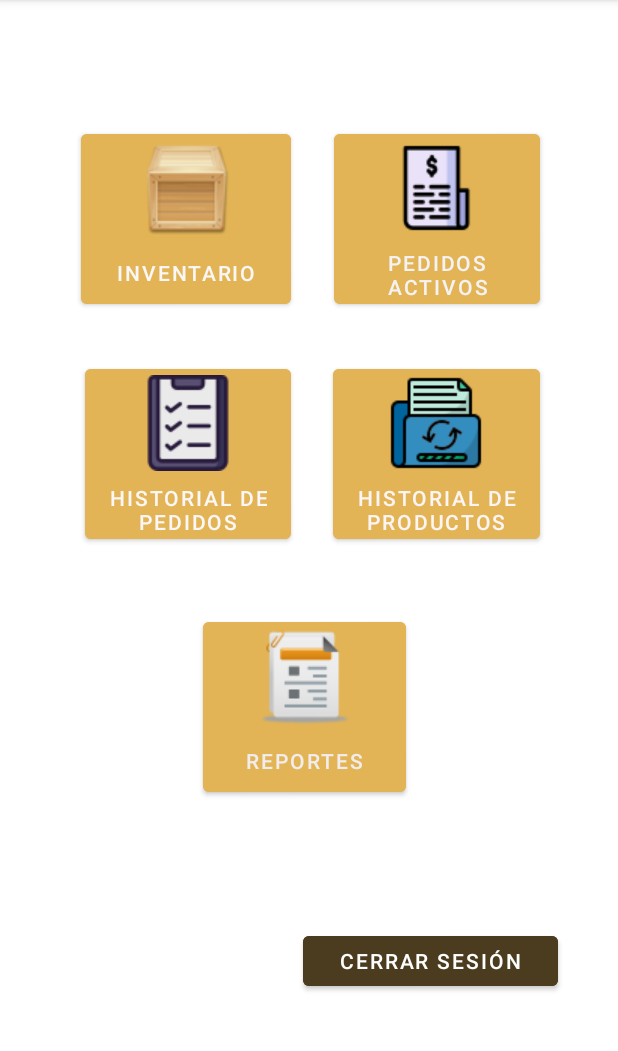
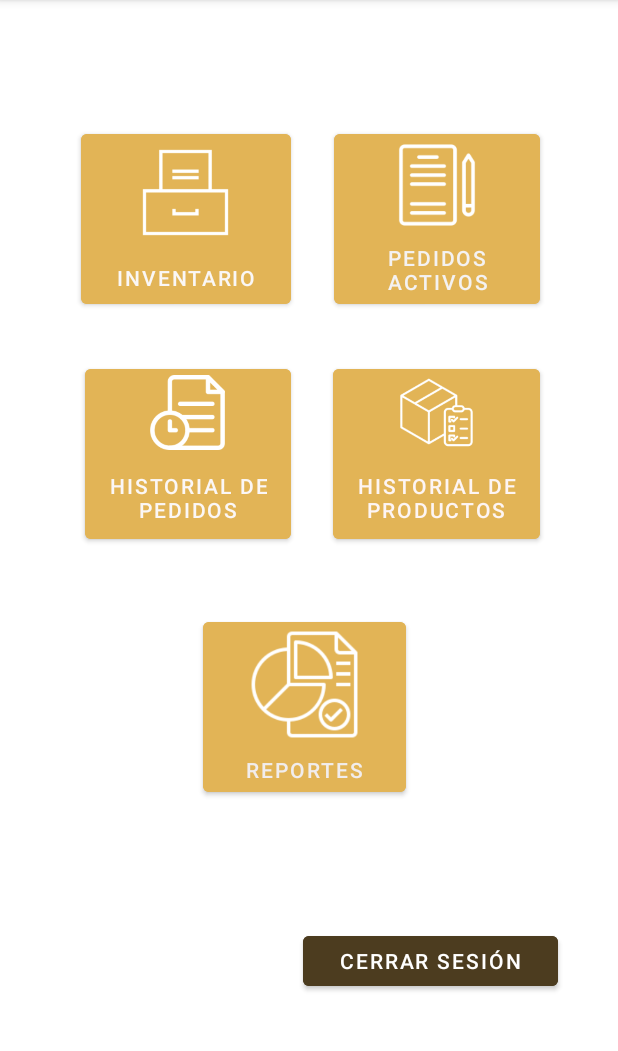
Before and after one commit to DarkPathUnderTheSun/My-Application, an Android app: the MenuPrincipal screen opened directly, with no data from a screen before it, on a phone screen of 412 x 824 dp, the part 84-1135 px from its top. Run offline under Robolectric (Android 15) with nearby library versions, the phone set to English and light mode, and no system bars; our stand-ins replace Volley; network calls fail.

Commit message:
estilo front
se le puso color, modifico fuente asi mismo iconos

```diff
--- a/app/src/main/res/layout/activity_inventario.xml
+++ b/app/src/main/res/layout/activity_inventario.xml
@@ -13,7 +13,9 @@
         android:layout_width="wrap_content"
         android:layout_height="wrap_content"
         android:layout_marginTop="36dp"
+        android:fontFamily="sans-serif-smallcaps"
         android:text="@string/inventary"
+        android:textAllCaps="true"
         android:textColor="@color/black"
         android:textSize="24sp"
         app:layout_constraintEnd_toEndOf="parent"
--- a/app/src/main/res/layout/activity_main.xml
+++ b/app/src/main/res/layout/activity_main.xml
@@ -15,6 +15,7 @@
         android:backgroundTint="@color/Color_atras"
         android:hapticFeedbackEnabled="false"
         android:text="@string/SignUp"
+        android:textStyle="bold"
         app:layout_constraintEnd_toEndOf="parent"
         app:layout_constraintStart_toStartOf="parent"
         app:layout_constraintTop_toBottomOf="@+id/IniciarSesion"
@@ -26,6 +27,7 @@
         android:layout_height="wrap_content"
         android:backgroundTint="@color/Color_acepto"
         android:text="@string/Login"
+        android:textStyle="bold"
         app:layout_constraintBottom_toBottomOf="parent"
         app:layout_constraintEnd_toEndOf="parent"
         app:layout_constraintHorizontal_bias="0.498"
@@ -38,7 +40,9 @@
         android:id="@+id/cIdioma"
         android:layout_width="127dp"
         android:layout_height="48dp"
+        android:backgroundTint="@color/Color_atras"
         android:text="Español"
+        android:textStyle="bold"
         app:layout_constraintBottom_toTopOf="@+id/IniciarSesion"
         app:layout_constraintEnd_toEndOf="parent"
         app:layout_constraintHorizontal_bias="0.078"
@@ -50,7 +54,9 @@
         android:id="@+id/cIdioma2"
         android:layout_width="127dp"
         android:layout_height="48dp"
+        android:backgroundTint="@color/Color_atras"
         android:text="Ingles"
+        android:textStyle="bold"
         app:layout_constraintBottom_toTopOf="@+id/IniciarSesion"
         app:layout_constraintEnd_toEndOf="parent"
         app:layout_constraintHorizontal_bias="0.654"
--- a/app/src/main/res/layout/activity_menu_admin.xml
+++ b/app/src/main/res/layout/activity_menu_admin.xml
@@ -38,7 +38,9 @@
         android:layout_width="wrap_content"
         android:layout_height="wrap_content"
         android:layout_marginTop="598dp"
+        android:backgroundTint="@color/Color_atras"
         android:text="Regresar"
+        android:textStyle="bold"
         app:layout_constraintEnd_toEndOf="parent"
         app:layout_constraintHorizontal_bias="0.5"
         app:layout_constraintStart_toStartOf="parent"
@@ -49,7 +51,10 @@
         android:layout_width="wrap_content"
         android:layout_height="wrap_content"
         android:layout_marginTop="654dp"
+        android:backgroundTint="@color/Color_acepto"
         android:text="chat"
+        android:textStyle="bold"
+        app:iconTint="@color/Color_acepto"
         app:layout_constraintEnd_toEndOf="parent"
         app:layout_constraintHorizontal_bias="0.5"
         app:layout_constraintStart_toStartOf="parent"
--- a/app/src/main/res/layout/activity_menu_mostrador.xml
+++ b/app/src/main/res/layout/activity_menu_mostrador.xml
@@ -14,6 +14,7 @@
         android:layout_marginTop="56dp"
         android:layout_marginEnd="106dp"
         android:text="@string/mostradorMessage"
+        android:textAllCaps="true"
         android:textColor="@color/black"
         android:textSize="34sp"
         app:layout_constraintEnd_toEndOf="parent"
--- a/app/src/main/res/layout/activity_menu_null_role.xml
+++ b/app/src/main/res/layout/activity_menu_null_role.xml
@@ -13,6 +13,7 @@
         android:layout_marginStart="106dp"
         android:layout_marginTop="356dp"
         android:layout_marginEnd="106dp"
+        android:fontFamily="sans-serif-smallcaps"
         android:text="@string/nullRole"
         app:layout_constraintEnd_toEndOf="parent"
         app:layout_constraintStart_toStartOf="parent"
@@ -23,7 +24,9 @@
         android:layout_width="wrap_content"
         android:layout_height="wrap_content"
         android:layout_marginTop="428dp"
+        android:backgroundTint="@color/Color_atras"
         android:text="Cerrar Sesión"
+        android:textStyle="bold"
         app:layout_constraintEnd_toEndOf="parent"
         app:layout_constraintStart_toStartOf="parent"
         app:layout_constraintTop_toTopOf="parent" />
--- a/app/src/main/res/layout/activity_menu_principal.xml
+++ b/app/src/main/res/layout/activity_menu_principal.xml
@@ -18,10 +18,12 @@
         android:layout_marginEnd="28dp"
         android:layout_marginBottom="44dp"
         android:backgroundTint="@color/Color_acepto"
-        android:drawableTop="@drawable/orders_history_icon"
         android:text="@string/Historial"
         android:textColor="#FBF7F6"
         android:textSize="14sp"
+        app:icon="@drawable/expediente__1_"
+        app:iconGravity="top"
+        app:iconSize="50dp"
         app:layout_constraintBottom_toTopOf="@+id/button7"
         app:layout_constraintEnd_toStartOf="@+id/button6"
         app:layout_constraintStart_toStartOf="parent"
@@ -34,10 +36,12 @@
         android:layout_height="125dp"
         android:layout_marginBottom="32dp"
         android:backgroundTint="@color/Color_acepto"
-        android:drawableTop="@drawable/order_icon"
         android:text="@string/pedidosA"
         android:textColor="#F4F2F2"
         android:textSize="14sp"
+        app:icon="@drawable/write"
+        app:iconGravity="top"
+        app:iconSize="60dp"
         app:layout_constraintBottom_toTopOf="@+id/button6"
         app:layout_constraintEnd_toEndOf="@+id/button6"
         app:layout_constraintStart_toStartOf="@+id/button6"
@@ -54,10 +58,12 @@
         android:layout_marginBottom="32dp"
 
         android:backgroundTint="@color/Color_acepto"
-        android:drawableTop="@drawable/inventory"
         android:text="@string/inventary"
         android:textColor="#FAF7F6"
         android:textSize="14sp"
+        app:icon="@drawable/inventory"
+        app:iconGravity="top"
+        app:iconSize="70dp"
         app:layout_constraintBottom_toTopOf="@+id/button5"
         app:layout_constraintEnd_toStartOf="@+id/button3"
         app:layout_constraintStart_toStartOf="parent"
@@ -90,10 +96,12 @@
         android:layout_marginEnd="52dp"
         android:layout_marginBottom="44dp"
         android:backgroundTint="@color/Color_acepto"
-        android:drawableTop="@drawable/produ"
         android:text="@string/HistorialP"
         android:textColor="#FDF5F4"
         android:textSize="14sp"
+        app:icon="@drawable/caja"
+        app:iconGravity="top"
+        app:iconSize="50dp"
         app:layout_constraintBottom_toTopOf="@+id/button7"
         app:layout_constraintEnd_toEndOf="parent"
         app:layout_constraintStart_toStartOf="parent"
@@ -106,10 +114,12 @@
         android:layout_height="125dp"
         android:layout_marginBottom="84dp"
         android:backgroundTint="@color/Color_acepto"
-        android:drawableTop="@drawable/reports"
         android:text="@string/Reportes"
         android:textColor="#F1EDED"
         android:textSize="14sp"
+        app:icon="@drawable/reporte"
+        app:iconGravity="top"
+        app:iconSize="75dp"
         app:layout_constraintBottom_toTopOf="@+id/button"
         app:layout_constraintEnd_toEndOf="parent"
         app:layout_constraintHorizontal_bias="0.489"
```
Also changed, not shown: app/src/main/res/layout/activity_group_chat.xml (+8 -0 lines), app/src/main/res/layout/activity_inicio_sesion.xml (+10 -1 lines), app/src/main/res/layout/activity_registro.xml (+11 -0 lines), app/src/main/res/drawable/caja.png (added), app/src/main/res/drawable/expediente.png (added), app/src/main/res/drawable/expediente__1_.png (added), app/src/main/res/drawable/inventory.png (deleted), app/src/main/res/drawable/inventory.webp (added), app/src/main/res/drawable/reporte.png (added), app/src/main/res/drawable/write.png (added).
